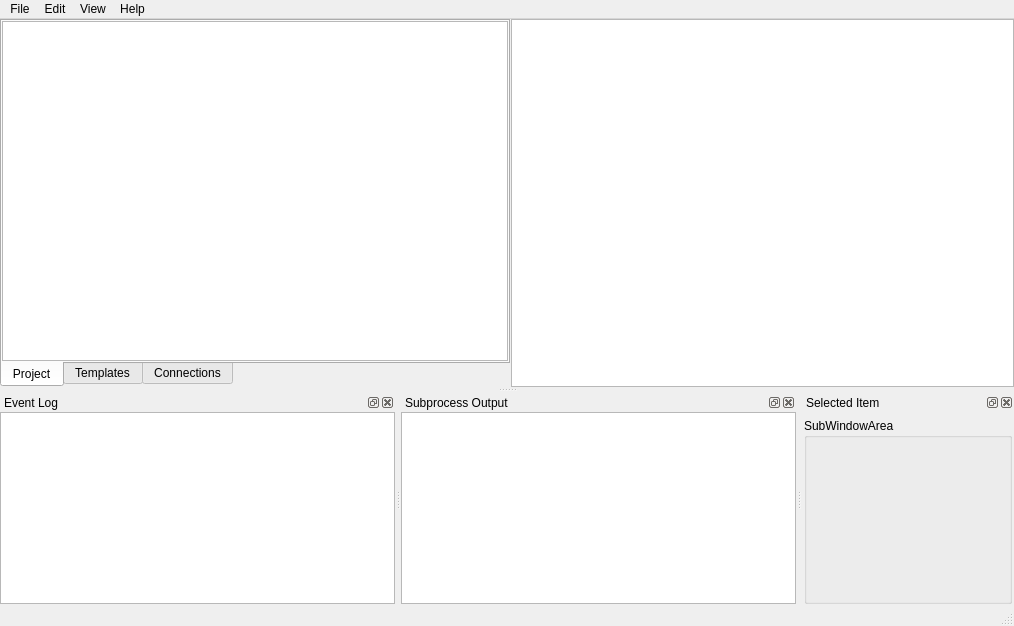
Old version of the form spinetoolbox/ui/mainwindow.ui in the repository spine-tools/Spine-Toolbox.
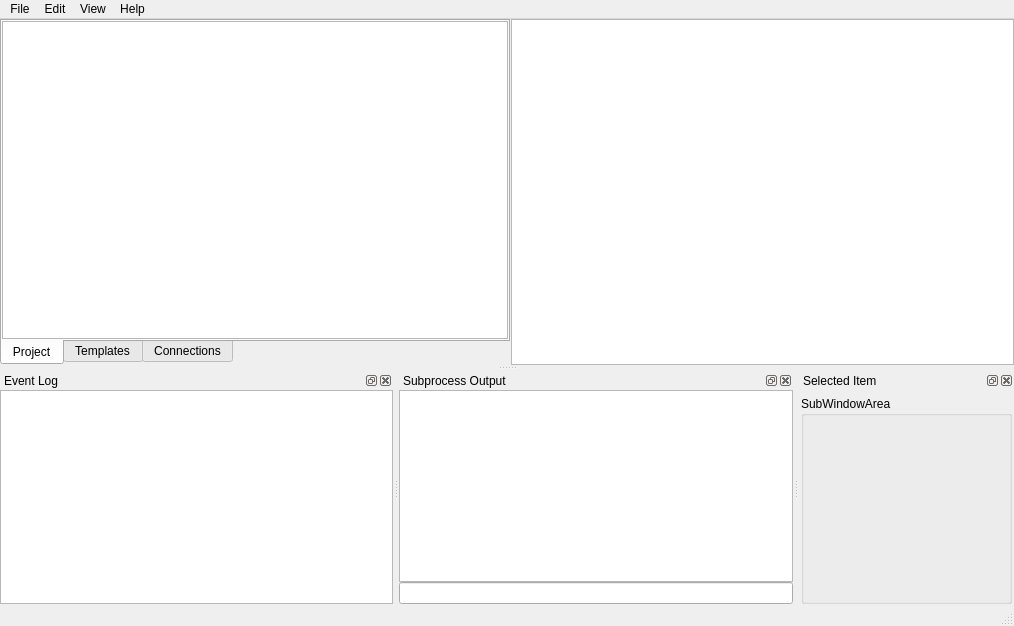
New version of the form. Icons and pictures are not drawn. Custom widgets are drawn as their Qt base class.

Commit message: Experimental: add option to issue Julia commands in the subprocess log. Users can thus debug their julia tools using the REPL from the Toolbox, rather than opening a separate julia session in their system

Patch:
```diff
--- a/spinetoolbox/ui/mainwindow.ui
+++ b/spinetoolbox/ui/mainwindow.ui
@@ -476,7 +476,7 @@
    <property name="minimumSize">
     <size>
      <width>80</width>
-     <height>100</height>
+     <height>133</height>
     </size>
    </property>
    <property name="windowTitle">
@@ -493,6 +493,9 @@
      </sizepolicy>
     </property>
     <layout class="QVBoxLayout" name="verticalLayout_6">
+     <property name="spacing">
+      <number>0</number>
+     </property>
      <property name="leftMargin">
       <number>0</number>
      </property>
@@ -526,13 +529,23 @@
        </property>
       </widget>
      </item>
+     <item>
+      <widget class="CustomQLineEdit" name="lineEdit_process_command">
+       <property name="maximumSize">
+        <size>
+         <width>16777215</width>
+         <height>24</height>
+        </size>
+       </property>
+      </widget>
+     </item>
     </layout>
    </widget>
   </widget>
   <widget class="QDockWidget" name="dockWidget_item">
    <property name="minimumSize">
     <size>
-     <width>137</width>
+     <width>140</width>
      <height>138</height>
     </size>
    </property>
@@ -709,6 +722,11 @@
    <extends>QGraphicsView</extends>
    <header>widgets/custom_qgraphicsview.h</header>
   </customwidget>
+  <customwidget>
+   <class>CustomQLineEdit</class>
+   <extends>QLineEdit</extends>
+   <header>widgets/custom_qlineedit.h</header>
+  </customwidget>
  </customwidgets>
  <tabstops>
   <tabstop>tabWidget</tabstop>
```
Left out of the diff: 6 changed lines with no effect on the pictures. The commit also changes 16 other files.
